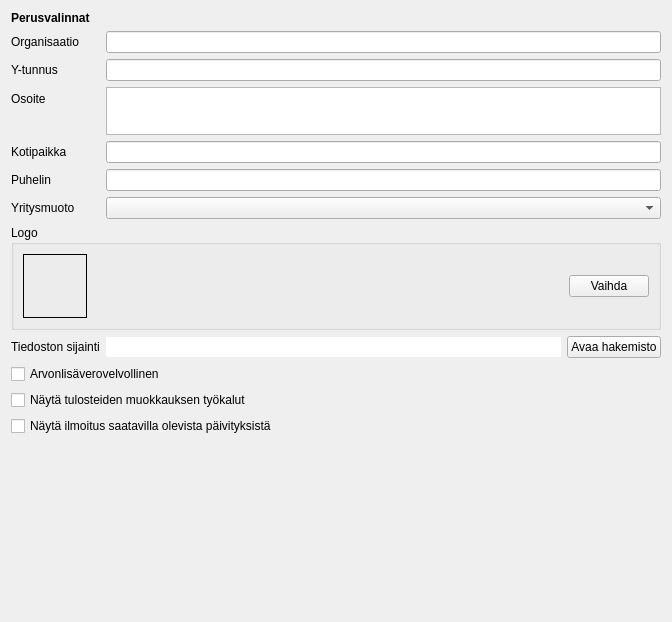
This is kitupiikki/maaritys/perusvalinnat.ui in artoh/kitupiikki as Qt 5 draws it before an edit. The edited form follows.
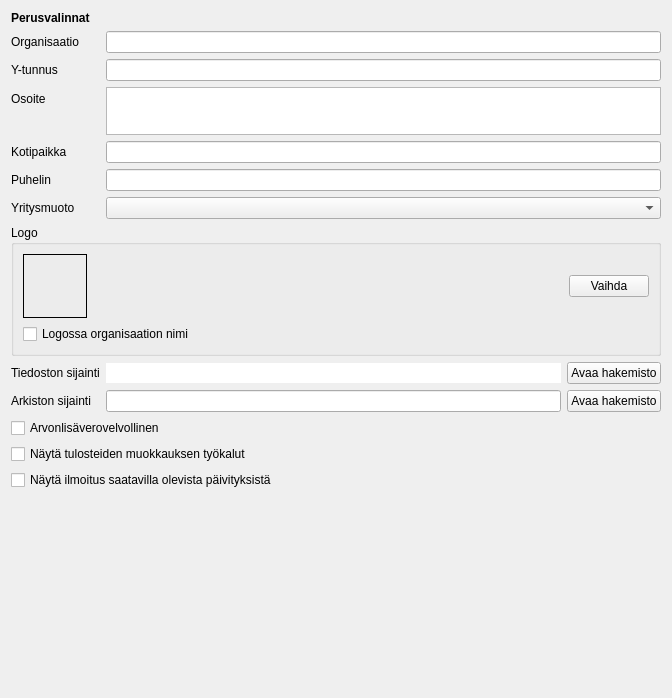
This is the edited form.

Patch:
```diff
--- a/kitupiikki/maaritys/perusvalinnat.ui
+++ b/kitupiikki/maaritys/perusvalinnat.ui
@@ -7,14 +7,14 @@
     <x>0</x>
     <y>0</y>
     <width>672</width>
-    <height>622</height>
+    <height>698</height>
    </rect>
   </property>
   <property name="windowTitle">
    <string>Form</string>
   </property>
   <layout class="QFormLayout" name="formLayout">
-   <item row="0" column="0" colspan="2">
+   <item row="0" column="0">
     <widget class="QLabel" name="label_3">
      <property name="text">
       <string>&lt;html&gt;&lt;head/&gt;&lt;body&gt;&lt;p&gt;&lt;span style=&quot; font-weight:600;&quot;&gt;Perusvalinnat&lt;/span&gt;&lt;/p&gt;&lt;/body&gt;&lt;/html&gt;</string>
@@ -34,7 +34,7 @@
    <item row="1" column="1">
     <widget class="QLineEdit" name="organisaatioEdit"/>
    </item>
-   <item row="3" column="0">
+   <item row="2" column="0">
     <widget class="QLabel" name="label_2">
      <property name="text">
       <string>Y-tunnus</string>
@@ -44,10 +44,10 @@
      </property>
     </widget>
    </item>
-   <item row="3" column="1">
+   <item row="2" column="1">
     <widget class="QLineEdit" name="ytunnusEdit"/>
    </item>
-   <item row="5" column="0">
+   <item row="3" column="0">
     <widget class="QLabel" name="label_4">
      <property name="text">
       <string>Osoite</string>
@@ -57,7 +57,7 @@
      </property>
     </widget>
    </item>
-   <item row="5" column="1">
+   <item row="3" column="1">
     <widget class="QTextEdit" name="osoiteEdit">
      <property name="maximumSize">
       <size>
@@ -77,7 +77,7 @@
      </property>
     </widget>
    </item>
-   <item row="7" column="0">
+   <item row="4" column="0">
     <widget class="QLabel" name="label_5">
      <property name="text">
       <string>Kotipaikka</string>
@@ -87,10 +87,10 @@
      </property>
     </widget>
    </item>
-   <item row="7" column="1">
+   <item row="4" column="1">
     <widget class="QLineEdit" name="kotipaikkaEdit"/>
    </item>
-   <item row="9" column="0">
+   <item row="5" column="0">
     <widget class="QLabel" name="label_6">
      <property name="text">
       <string>Puhelin</string>
@@ -100,29 +100,31 @@
      </property>
     </widget>
    </item>
-   <item row="9" column="1">
+   <item row="5" column="1">
     <widget class="QLineEdit" name="puhelinEdit"/>
    </item>
-   <item row="11" column="0">
+   <item row="6" column="0">
     <widget class="QLabel" name="muotoLabel">
      <property name="text">
       <string>Yritysmuoto</string>
      </property>
     </widget>
    </item>
-   <item row="11" column="1">
+   <item row="6" column="1">
     <widget class="QComboBox" name="muotoCombo"/>
    </item>
-   <item row="13" column="0" colspan="2">
+   <item row="7" column="0" colspan="2">
     <widget class="QGroupBox" name="groupBox">
      <property name="title">
       <string>Logo</string>
      </property>
+     <layout class="QVBoxLayout" name="verticalLayout">
+      <item>
      <layout class="QHBoxLayout" name="horizontalLayout">
       <item>
        <widget class="QLabel" name="logoLabel">
         <property name="sizePolicy">
-         <sizepolicy hsizetype="Fixed" vsizetype="Fixed">
+           <sizepolicy hsizetype="Preferred" vsizetype="Fixed">
           <horstretch>0</horstretch>
           <verstretch>0</verstretch>
          </sizepolicy>
@@ -162,50 +164,25 @@
        </widget>
       </item>
      </layout>
-    </widget>
-   </item>
-   <item row="15" column="0" colspan="2">
-    <widget class="QCheckBox" name="alvCheck">
+      </item>
+      <item>
+       <widget class="QCheckBox" name="logossaNimiBox">
      <property name="text">
-      <string>Arvonlisäverovelvollinen</string>
+         <string>Logossa organisaation nimi</string>
      </property>
     </widget>
    </item>
-   <item row="17" column="0" colspan="2">
-    <widget class="QCheckBox" name="edistyneetCheck">
-     <property name="text">
-      <string>Näytä tulosteiden muokkauksen työkalut</string>
-     </property>
+     </layout>
     </widget>
    </item>
-   <item row="19" column="0" colspan="2">
-    <widget class="QCheckBox" name="paivitysCheck">
-     <property name="text">
-      <string>Näytä ilmoitus saatavilla olevista päivityksistä</string>
-     </property>
-    </widget>
-   </item>
-   <item row="23" column="1">
-    <spacer name="verticalSpacer">
-     <property name="orientation">
-      <enum>Qt::Vertical</enum>
-     </property>
-     <property name="sizeHint" stdset="0">
-      <size>
-       <width>20</width>
-       <height>80</height>
-      </size>
-     </property>
-    </spacer>
-   </item>
-   <item row="14" column="0">
+   <item row="8" column="0">
     <widget class="QLabel" name="label_7">
      <property name="text">
       <string>Tiedoston sijainti</string>
      </property>
     </widget>
    </item>
-   <item row="14" column="1">
+   <item row="8" column="1">
     <layout class="QHBoxLayout" name="horizontalLayout_2">
      <item>
       <widget class="QLineEdit" name="sijaintiLabel">
@@ -235,6 +212,65 @@
      </item>
     </layout>
    </item>
+   <item row="9" column="0">
+    <widget class="QLabel" name="label_8">
+     <property name="text">
+      <string>Arkiston sijainti</string>
+     </property>
+    </widget>
+   </item>
+   <item row="9" column="1">
+    <layout class="QHBoxLayout" name="horizontalLayout_3">
+     <item>
+      <widget class="QLineEdit" name="arkistoEdit">
+       <property name="readOnly">
+        <bool>true</bool>
+       </property>
+      </widget>
+     </item>
+     <item>
+      <widget class="QPushButton" name="avaaArkistoNappi">
+       <property name="text">
+        <string>Avaa hakemisto</string>
+       </property>
+      </widget>
+     </item>
+    </layout>
+   </item>
+   <item row="10" column="0" colspan="2">
+    <widget class="QCheckBox" name="alvCheck">
+     <property name="text">
+      <string>Arvonlisäverovelvollinen</string>
+     </property>
+    </widget>
+   </item>
+   <item row="11" column="0" colspan="2">
+    <widget class="QCheckBox" name="edistyneetCheck">
+     <property name="text">
+      <string>Näytä tulosteiden muokkauksen työkalut</string>
+     </property>
+    </widget>
+   </item>
+   <item row="12" column="0" colspan="2">
+    <widget class="QCheckBox" name="paivitysCheck">
+     <property name="text">
+      <string>Näytä ilmoitus saatavilla olevista päivityksistä</string>
+     </property>
+    </widget>
+   </item>
+   <item row="13" column="1">
+    <spacer name="verticalSpacer">
+     <property name="orientation">
+      <enum>Qt::Vertical</enum>
+     </property>
+     <property name="sizeHint" stdset="0">
+      <size>
+       <width>20</width>
+       <height>80</height>
+      </size>
+     </property>
+    </spacer>
+   </item>
   </layout>
  </widget>
  <tabstops>
```
Lines whose indentation alone changed are shown as unchanged.
